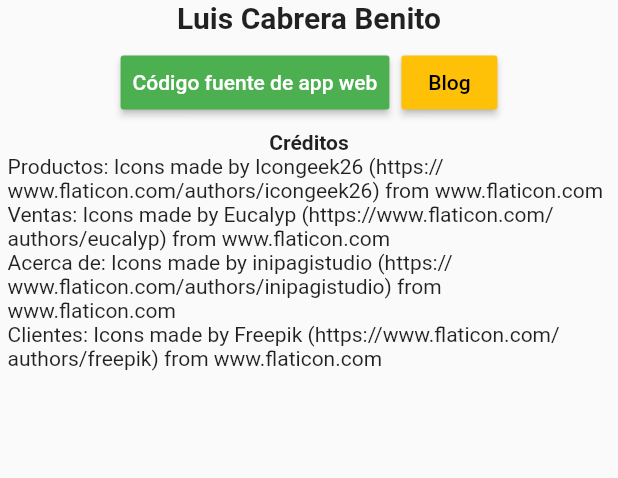
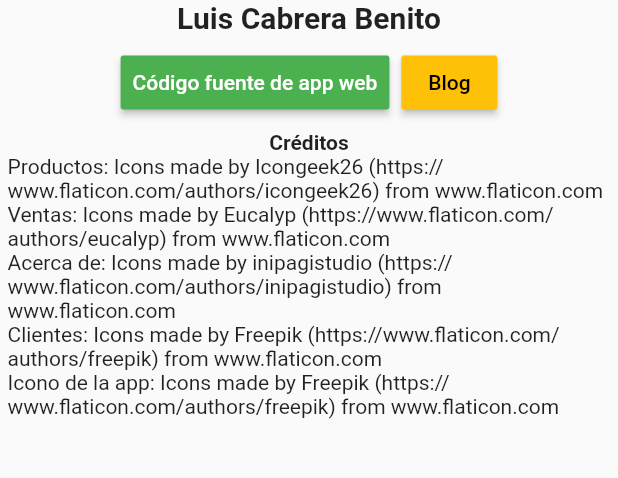
Before and after one commit to parzibyte/punto_de_venta, a Flutter app: the AcercaDe screen opened directly, on a phone screen of 412 x 824 dp, the part 264-742 px from its top. Run offline on Flutter 3.47's test engine with Material 2 defaults, Android fonts, the phone set to English and light mode, and no system bars; our stand-ins replace shared_preferences; accounts and stored records are empty.

Commit message:
Cambiando icono y título

```diff
--- a/lib/acerca_de.dart
+++ b/lib/acerca_de.dart
@@ -62,6 +62,7 @@ class AcercaDe extends StatelessWidget {
                   "Acerca de: Icons made by inipagistudio (https://www.flaticon.com/authors/inipagistudio) from www.flaticon.com"),
               Text(
                   "Clientes: Icons made by Freepik (https://www.flaticon.com/authors/freepik) from www.flaticon.com"),
+              Text("Icono de la app: Icons made by Freepik (https://www.flaticon.com/authors/freepik) from www.flaticon.com"),
             ],
           ),
         ),
```
Also changed, not shown: 6 other files.
